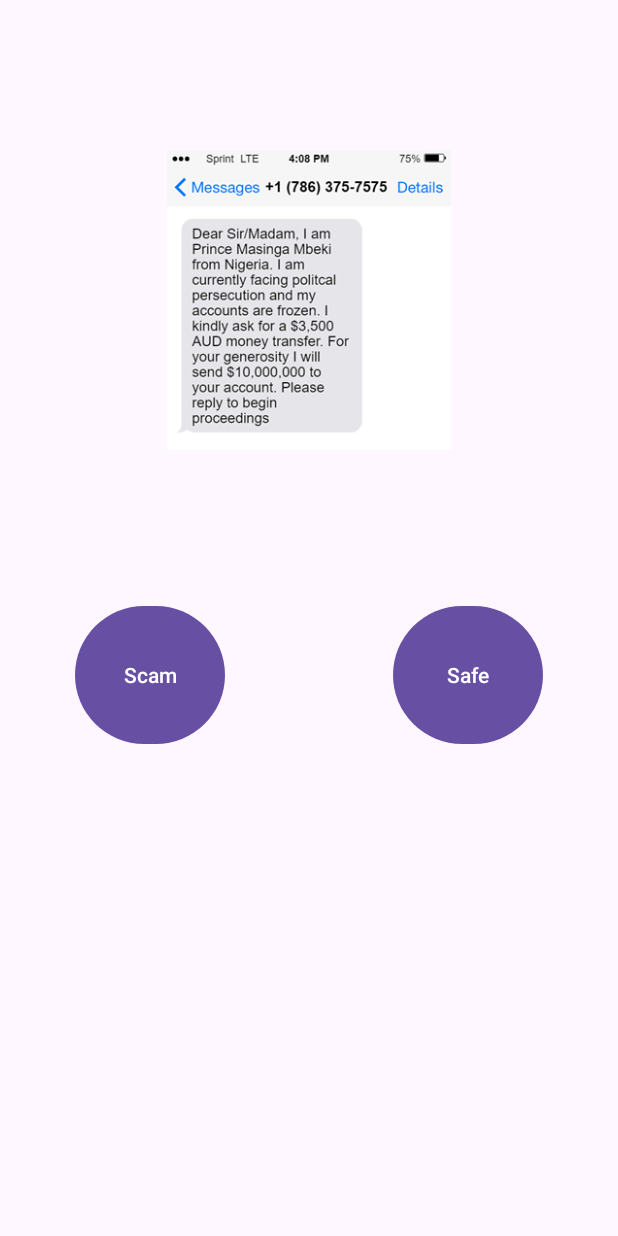
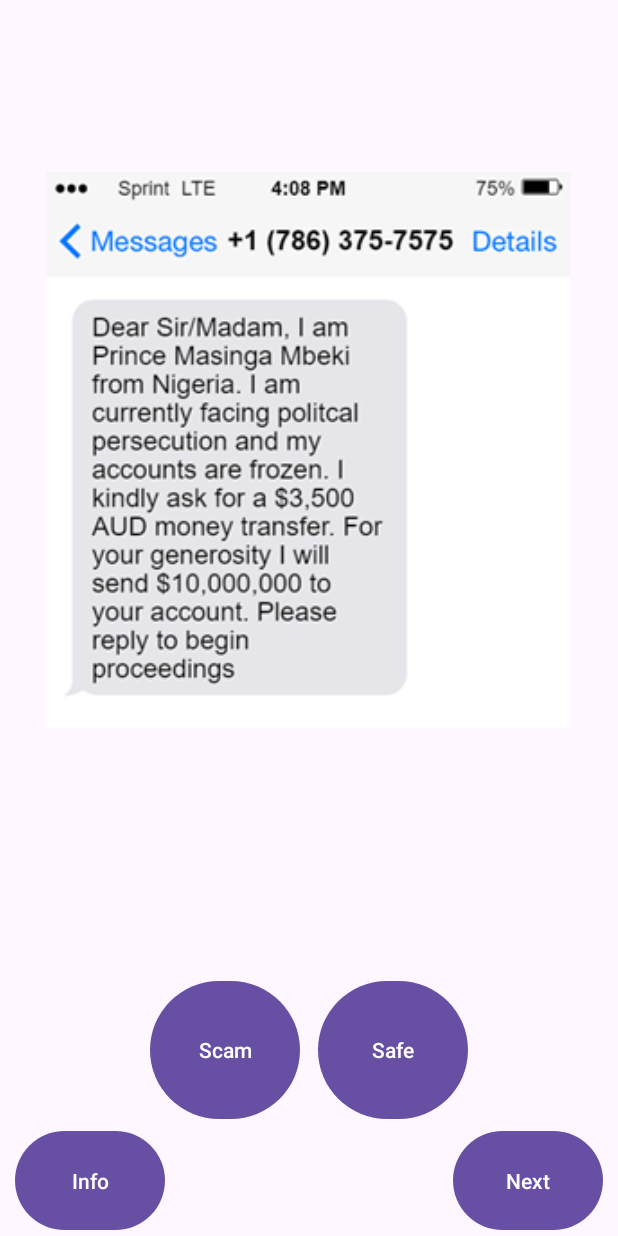
Before and after one commit to setonwebber/scamsense, an Android app: the screen it shows after launch (MainActivity), on a phone screen of 412 x 824 dp. Run offline under Robolectric (Android 15) with nearby library versions, the phone set to English and light mode, and no system bars.

Commit message:
Layout Changes
Added "Info" and "Next" button
-- still working on making them functional.
-- need to make them invisible until scam/safe is pressed

```diff
--- a/app/src/main/res/layout/activity_main.xml
+++ b/app/src/main/res/layout/activity_main.xml
@@ -10,11 +10,11 @@
     <ImageView
         android:id="@+id/scamImage"
 
-        android:layout_width="200dp"
-        android:layout_height="200dp"
+        android:layout_width="350dp"
+        android:layout_height="500dp"
 
         android:layout_centerHorizontal="true"
-        android:layout_marginTop="100dp"
+        android:layout_marginTop="50dp"
 
         app:srcCompat="@color/black" />
 
@@ -24,9 +24,8 @@
         android:layout_width="100dp"
         android:layout_height="100dp"
 
-        android:layout_below="@id/scamImage"
-        android:layout_marginLeft="50dp"
-        android:layout_marginTop="100dp"
+        android:layout_marginLeft="100dp"
+        android:layout_marginTop="650dp"
         android:layout_alignParentLeft="true"
 
         android:text="Scam" />
@@ -37,12 +36,40 @@
         android:layout_width="100dp"
         android:layout_height="100dp"
 
-        android:layout_below="@id/scamImage"
-        android:layout_marginTop="100dp"
-        android:layout_marginEnd="50dp"
+
+        android:layout_marginTop="650dp"
+        android:layout_marginEnd="100dp"
         android:layout_alignParentRight="true"
 
         android:text="Safe" />
 
+    <Button
+        android:id="@+id/btnNext"
+
+        android:layout_width="100dp"
+        android:layout_height="100dp"
+
+
+        android:layout_marginEnd="10dp"
+        android:layout_marginTop="750dp"
+        android:layout_alignParentRight="true"
+
+
+        android:text="Next" />
+
+    <Button
+        android:id="@+id/btnInformation"
+
+        android:layout_width="100dp"
+        android:layout_height="100dp"
+
+
+        android:layout_centerHorizontal="true"
+        android:layout_marginLeft="10dp"
+        android:layout_marginTop="750dp"
+        android:layout_alignParentLeft="true"
+
+        android:text="Info" />
+
 
 </RelativeLayout>
```
